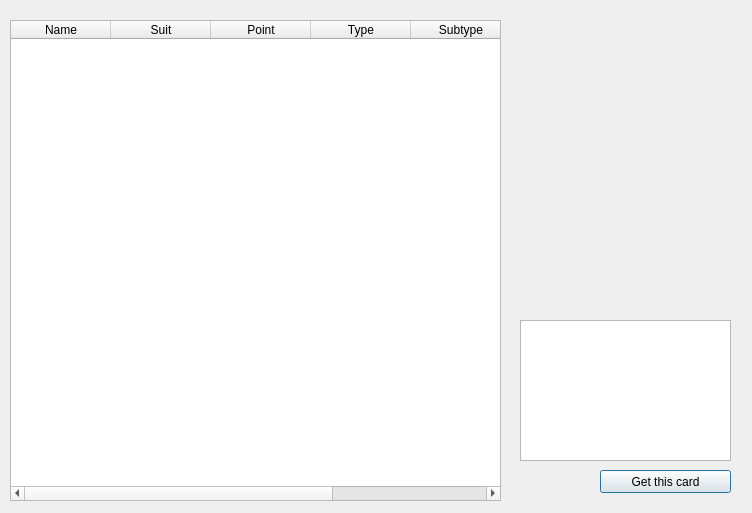
Qt form src/cardoverview.ui (Mogara/QSanguosha) before a commit.
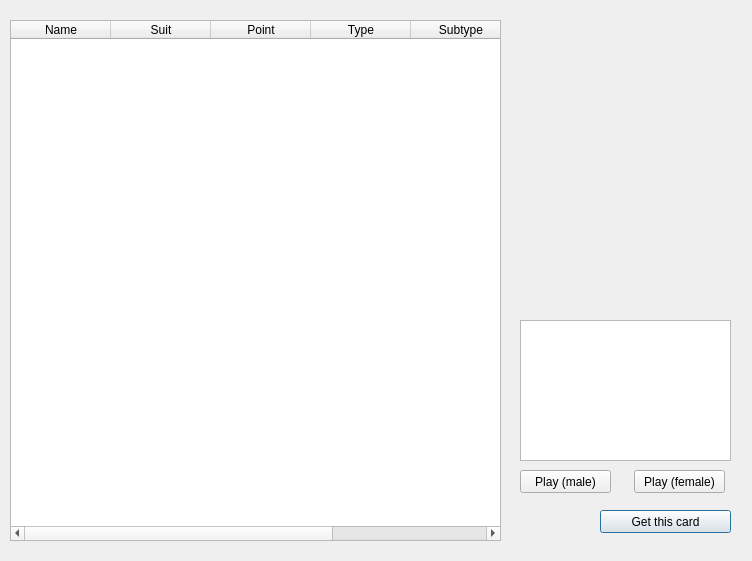
The same form after that commit.

Diff of the .ui file:
```diff
--- a/src/cardoverview.ui
+++ b/src/cardoverview.ui
@@ -7,7 +7,7 @@
     <x>0</x>
     <y>0</y>
     <width>752</width>
-    <height>513</height>
+    <height>561</height>
    </rect>
   </property>
   <property name="windowTitle">
@@ -19,7 +19,7 @@
      <x>10</x>
      <y>20</y>
      <width>491</width>
-     <height>481</height>
+     <height>521</height>
     </rect>
    </property>
    <property name="editTriggers">
@@ -92,7 +92,7 @@
    <property name="geometry">
     <rect>
      <x>600</x>
-     <y>470</y>
+     <y>510</y>
      <width>131</width>
      <height>23</height>
     </rect>
@@ -101,6 +101,32 @@
     <string>Get this card</string>
    </property>
   </widget>
+  <widget class="QPushButton" name="malePlayButton">
+   <property name="geometry">
+    <rect>
+     <x>520</x>
+     <y>470</y>
+     <width>91</width>
+     <height>23</height>
+    </rect>
+   </property>
+   <property name="text">
+    <string>Play (male)</string>
+   </property>
+  </widget>
+  <widget class="QPushButton" name="femalePlayButton">
+   <property name="geometry">
+    <rect>
+     <x>634</x>
+     <y>470</y>
+     <width>91</width>
+     <height>23</height>
+    </rect>
+   </property>
+   <property name="text">
+    <string>Play (female)</string>
+   </property>
+  </widget>
  </widget>
  <resources/>
  <connections/>
```
